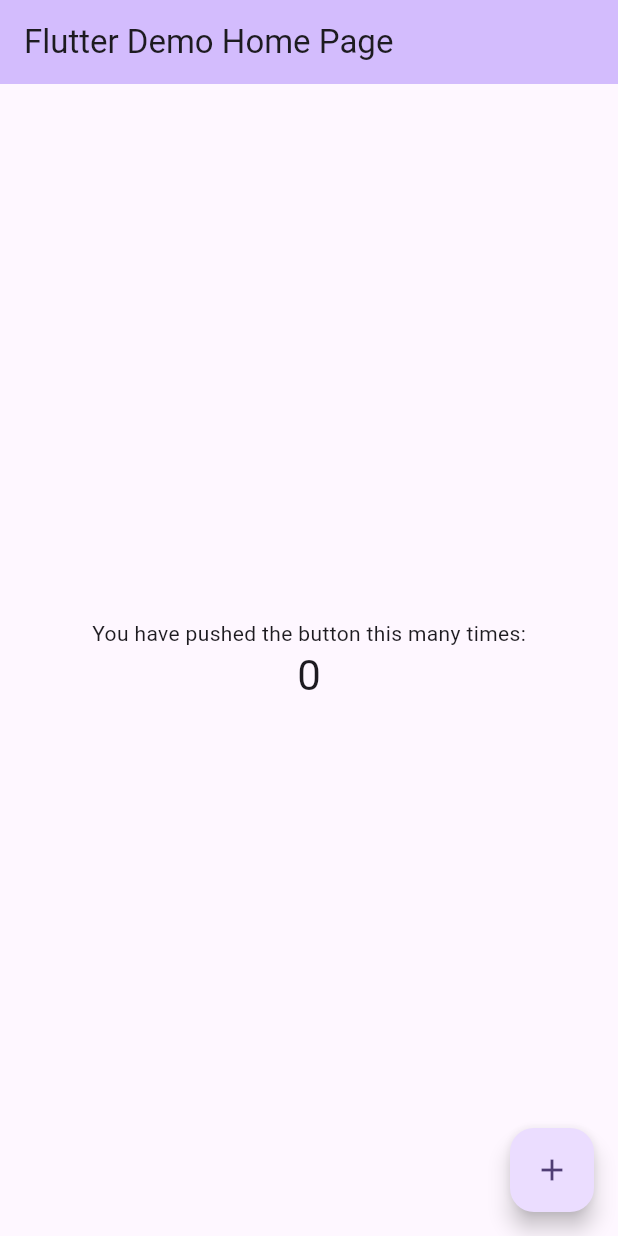
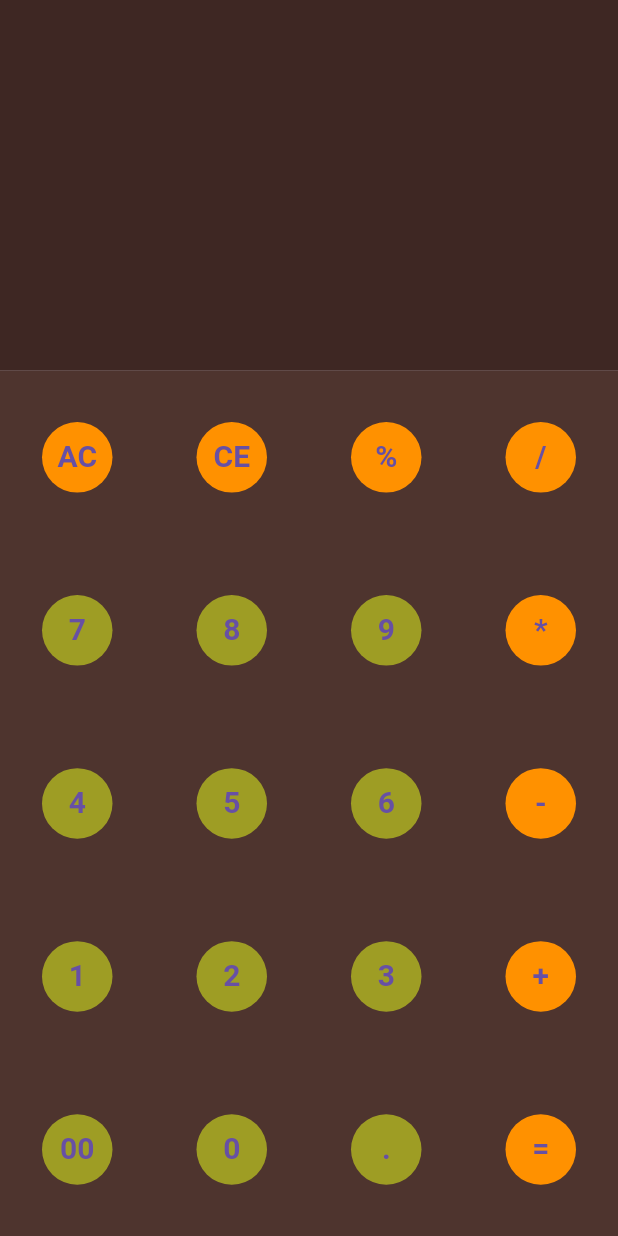
Before and after one commit to iamsaeedbm/calculator, a Flutter app: the screen it shows after launch, on a phone screen of 412 x 824 dp. Run offline on Flutter 3.47's test engine with Material 3 defaults, Android fonts, the phone set to English and light mode, and no system bars; our stand-ins replace hexcolor, math_expressions.

Commit message:
add & make starter files

```diff
--- a/analysis_options.yaml
+++ b/analysis_options.yaml
@@ -7,7 +7,7 @@
 
 # The following line activates a set of recommended lints for Flutter apps,
 # packages, and plugins designed to encourage good coding practices.
-include: package:flutter_lints/flutter.yaml
+# include: package:flutter_lints/flutter.yaml
 
 linter:
   # The lint rules applied to this project can be customized in the
--- /dev/null
+++ b/lib/constants/constants.dart
@@ -0,0 +1,7 @@
+import 'package:flutter/material.dart';
+import 'package:hexcolor/hexcolor.dart';
+
+final Color numbersButton = HexColor('#9e9d24');
+final Color operatorButton = HexColor('#ff9100');
+final Color backgroundCalc = HexColor('#4e342e');
+final Color backgroundCalcTop = HexColor('#3e2723');
--- /dev/null
+++ b/lib/home_page.dart
@@ -0,0 +1,226 @@
+import 'package:calculator_app/constants/constants.dart';
+import 'package:flutter/material.dart';
+import 'package:math_expressions/math_expressions.dart';
+
+class HomePage extends StatefulWidget {
+  const HomePage({super.key});
+
+  @override
+  State<HomePage> createState() => _HomePageState();
+}
+
+class _HomePageState extends State<HomePage> {
+  var inputUser = '';
+  var result = '';
+  @override
+  Widget build(BuildContext context) {
+    return Scaffold(
+      body: SafeArea(
+        child: Center(
+          child: Column(
+            children: [
+              Expanded(
+                flex: 3,
+                child: Container(
+                  height: 100,
+                  color: backgroundCalcTop,
+                  child: Column(
+                    crossAxisAlignment: CrossAxisAlignment.stretch,
+                    children: [
+                      Padding(
+                        padding: const EdgeInsets.all(20.0),
+                        child: Text(
+                          inputUser,
+                          textAlign: TextAlign.end,
+                          style: TextStyle(
+                            color: Colors.green,
+                            fontWeight: FontWeight.bold,
+                            fontSize: 30,
+                          ),
+                        ),
+                      ),
+                      Padding(
+                        padding: EdgeInsets.all(30),
+                        child: Text(
+                          result,
+                          style: TextStyle(
+                            fontWeight: FontWeight.bold,
+                            fontSize: 50,
+                          ),
+                          textAlign: TextAlign.end,
+                        ),
+                      ),
+                    ],
+                  ),
+                ),
+              ),
+              Expanded(
+                flex: 7,
+                child: Container(
+                  height: 100,
+                  color: backgroundCalc,
+                  child: Column(
+                    mainAxisAlignment: MainAxisAlignment.spaceAround,
+                    children: [
+                      getRow('AC', 'CE', '%', '/'),
+                      getRow('7', '8', '9', '*'),
+                      getRow('4', '5', '6', '-'),
+                      getRow('1', '2', '3', '+'),
+                      getRow('00', '0', '.', '='),
+                    ],
+                  ),
+                ),
+              ),
+            ],
+          ),
+        ),
+      ),
+    );
+  }
+
+  void buttonPressed(String text) {
+    setState(() {
+      inputUser = inputUser + text;
+    });
+  }
+
+  Widget getRow(String num1, String num2, String num3, String num4) {
+    return Row(
+      mainAxisAlignment: MainAxisAlignment.spaceAround,
+      children: [
+        TextButton(
+          style: TextButton.styleFrom(
+            shape: CircleBorder(
+              side: BorderSide(
+                width: 0,
+                color: Colors.transparent,
+              ),
+            ),
+            backgroundColor: getBackgroundColor(num1),
+          ),
+          onPressed: () {
+            if (num1 == 'AC') {
+              setState(() {
+                inputUser = '';
+                result = '';
+              });
+            } else {
+              buttonPressed(num1);
+            }
+          },
+          child: Padding(
+            padding: EdgeInsets.all(1),
+            child: Text(
+              num1,
+              textAlign: TextAlign.center,
+              style: TextStyle(fontSize: 20, fontWeight: FontWeight.bold),
+            ),
+          ),
+        ),
+        TextButton(
+          style: TextButton.styleFrom(
+            shape: CircleBorder(
+              side: BorderSide(
+                width: 0,
+                color: Colors.transparent,
+              ),
+            ),
+            backgroundColor: getBackgroundColor(num2),
+          ),
+          onPressed: () {
+            if (num2 == 'CE') {
+              setState(() {
+                if (inputUser.length > 0) {
+                  inputUser = inputUser.substring(0, inputUser.length - 1);
+                }
+              });
+            } else {
+              buttonPressed(num2);
+            }
+          },
+          child: Padding(
+            padding: EdgeInsets.all(1),
+            child: Text(
+              num2,
+              textAlign: TextAlign.center,
+              style: TextStyle(fontSize: 20, fontWeight: FontWeight.bold),
+            ),
+          ),
+        ),
+        TextButton(
+          style: TextButton.styleFrom(
+            shape: CircleBorder(
+              side: BorderSide(
+                width: 0,
+                color: Colors.transparent,
+              ),
+            ),
+            backgroundColor: getBackgroundColor(num3),
+          ),
+          onPressed: () {
+            buttonPressed(num3);
+          },
+          child: Padding(
+            padding: EdgeInsets.all(1),
+            child: Text(
+              num3,
+              textAlign: TextAlign.center,
+              style: TextStyle(fontSize: 20, fontWeight: FontWeight.bold),
+            ),
+          ),
+        ),
+        TextButton(
+          style: TextButton.styleFrom(
+            shape: CircleBorder(
+              side: BorderSide(
+                width: 0,
+                color: Colors.transparent,
+              ),
+            ),
+            backgroundColor: getBackgroundColor(num4),
+          ),
+          onPressed: () {
+            if (num4 == '=') {
+              Parser parser = Parser();
+              Expression expression = parser.parse(inputUser);
+              ContextModel contextModel = ContextModel();
+              double evalResult =
+                  expression.evaluate(EvaluationType.REAL, contextModel);
+              setState(() {
+                result = evalResult.toString();
+              });
+            } else {
+              buttonPressed(num4);
+            }
+          },
+          child: Padding(
+            padding: EdgeInsets.all(1),
+            child: Text(
+              num4,
+              textAlign: TextAlign.center,
+              style: TextStyle(fontSize: 20, fontWeight: FontWeight.bold),
+            ),
+          ),
+        ),
+      ],
+    );
+  }
+
+  bool isOperator(String text) {
+    var list = ['AC', 'CE', '%', '/', '*', '-', '+', '='];
+    for (var item in list) {
+      if (text == item) {
+        return true;
+      }
+    }
+    return false;
+  }
+
+  Color getBackgroundColor(String text) {
+    if (isOperator(text)) {
+      return operatorButton;
+    } else {
+      return numbersButton;
+    }
+  }
+}
--- a/lib/main.dart
+++ b/lib/main.dart
@@ -1,125 +1,18 @@
+import 'package:calculator_app/home_page.dart';
 import 'package:flutter/material.dart';
 
-void main() {
-  runApp(const MyApp());
+void main(List<String> args) {
+  runApp(MyApp());
 }
 
 class MyApp extends StatelessWidget {
   const MyApp({super.key});
 
-  // This widget is the root of your application.
   @override
   Widget build(BuildContext context) {
     return MaterialApp(
-      title: 'Flutter Demo',
-      theme: ThemeData(
-        // This is the theme of your application.
-        //
-        // TRY THIS: Try running your application with "flutter run". You'll see
-        // the application has a purple toolbar. Then, without quitting the app,
-        // try changing the seedColor in the colorScheme below to Colors.green
-        // and then invoke "hot reload" (save your changes or press the "hot
-        // reload" button in a Flutter-supported IDE, or press "r" if you used
-        // the command line to start the app).
-        //
-        // Notice that the counter didn't reset back to zero; the application
-        // state is not lost during the reload. To reset the state, use hot
-        // restart instead.
-        //
-        // This works for code too, not just values: Most code changes can be
-        // tested with just a hot reload.
-        colorScheme: ColorScheme.fromSeed(seedColor: Colors.deepPurple),
-        useMaterial3: true,
-      ),
-      home: const MyHomePage(title: 'Flutter Demo Home Page'),
+      debugShowCheckedModeBanner: false,
+      home: HomePage(),
     );
   }
 }
-
-class MyHomePage extends StatefulWidget {
-  const MyHomePage({super.key, required this.title});
-
-  // This widget is the home page of your application. It is stateful, meaning
-  // that it has a State object (defined below) that contains fields that affect
-  // how it looks.
-
-  // This class is the configuration for the state. It holds the values (in this
-  // case the title) provided by the parent (in this case the App widget) and
-  // used by the build method of the State. Fields in a Widget subclass are
-  // always marked "final".
-
-  final String title;
-
-  @override
-  State<MyHomePage> createState() => _MyHomePageState();
-}
-
-class _MyHomePageState extends State<MyHomePage> {
-  int _counter = 0;
-
-  void _incrementCounter() {
-    setState(() {
-      // This call to setState tells the Flutter framework that something has
-      // changed in this State, which causes it to rerun the build method below
-      // so that the display can reflect the updated values. If we changed
-      // _counter without calling setState(), then the build method would not be
-      // called again, and so nothing would appear to happen.
-      _counter++;
-    });
-  }
-
-  @override
-  Widget build(BuildContext context) {
-    // This method is rerun every time setState is called, for instance as done
-    // by the _incrementCounter method above.
-    //
-    // The Flutter framework has been optimized to make rerunning build methods
-    // fast, so that you can just rebuild anything that needs updating rather
-    // than having to individually change instances of widgets.
-    return Scaffold(
-      appBar: AppBar(
-        // TRY THIS: Try changing the color here to a specific color (to
-        // Colors.amber, perhaps?) and trigger a hot reload to see the AppBar
-        // change color while the other colors stay the same.
-        backgroundColor: Theme.of(context).colorScheme.inversePrimary,
-        // Here we take the value from the MyHomePage object that was created by
-        // the App.build method, and use it to set our appbar title.
-        title: Text(widget.title),
-      ),
-      body: Center(
-        // Center is a layout widget. It takes a single child and positions it
-        // in the middle of the parent.
-        child: Column(
-          // Column is also a layout widget. It takes a list of children and
-          // arranges them vertically. By default, it sizes itself to fit its
-          // children horizontally, and tries to be as tall as its parent.
-          //
-          // Column has various properties to control how it sizes itself and
-          // how it positions its children. Here we use mainAxisAlignment to
-          // center the children vertically; the main axis here is the vertical
-          // axis because Columns are vertical (the cross axis would be
-          // horizontal).
-          //
-          // TRY THIS: Invoke "debug painting" (choose the "Toggle Debug Paint"
-          // action in the IDE, or press "p" in the console), to see the
-          // wireframe for each widget.
-          mainAxisAlignment: MainAxisAlignment.center,
-          children: <Widget>[
-            const Text(
-              'You have pushed the button this many times:',
-            ),
-            Text(
-              '$_counter',
-              style: Theme.of(context).textTheme.headlineMedium,
-            ),
-          ],
-        ),
-      ),
-      floatingActionButton: FloatingActionButton(
-        onPressed: _incrementCounter,
-        tooltip: 'Increment',
-        child: const Icon(Icons.add),
-      ), // This trailing comma makes auto-formatting nicer for build methods.
-    );
-  }
-}
--- /dev/null
+++ b/lib/row_numbers.dart
@@ -0,0 +1,2 @@
+// import 'package:calculator_app/constants/constants.dart';
+// import 'package:flutter/material.dart';
--- a/pubspec.yaml
+++ b/pubspec.yaml
@@ -35,6 +35,8 @@ dependencies:
   # The following adds the Cupertino Icons font to your application.
   # Use with the CupertinoIcons class for iOS style icons.
   cupertino_icons: ^1.0.6
+  hexcolor: ^3.0.1
+  math_expressions: ^2.4.0
 
 dev_dependencies:
   flutter_test:
@@ -45,7 +47,7 @@ dev_dependencies:
   # activated in the `analysis_options.yaml` file located at the root of your
   # package. See that file for information about deactivating specific lint
   # rules and activating additional ones.
-  flutter_lints: ^3.0.0
+  # flutter_lints: ^3.0.0
 
 # For information on the generic Dart part of this file, see the
 # following page: https://dart.dev/tools/pub/pubspec
```
Also changed, not shown: pubspec.lock.
